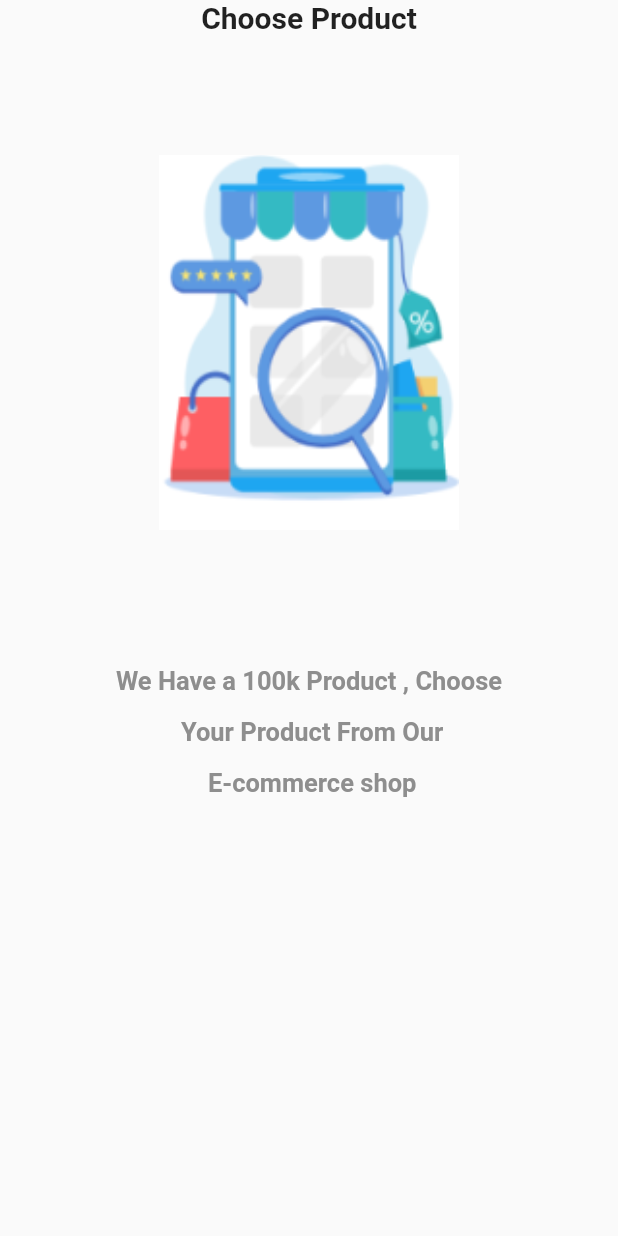
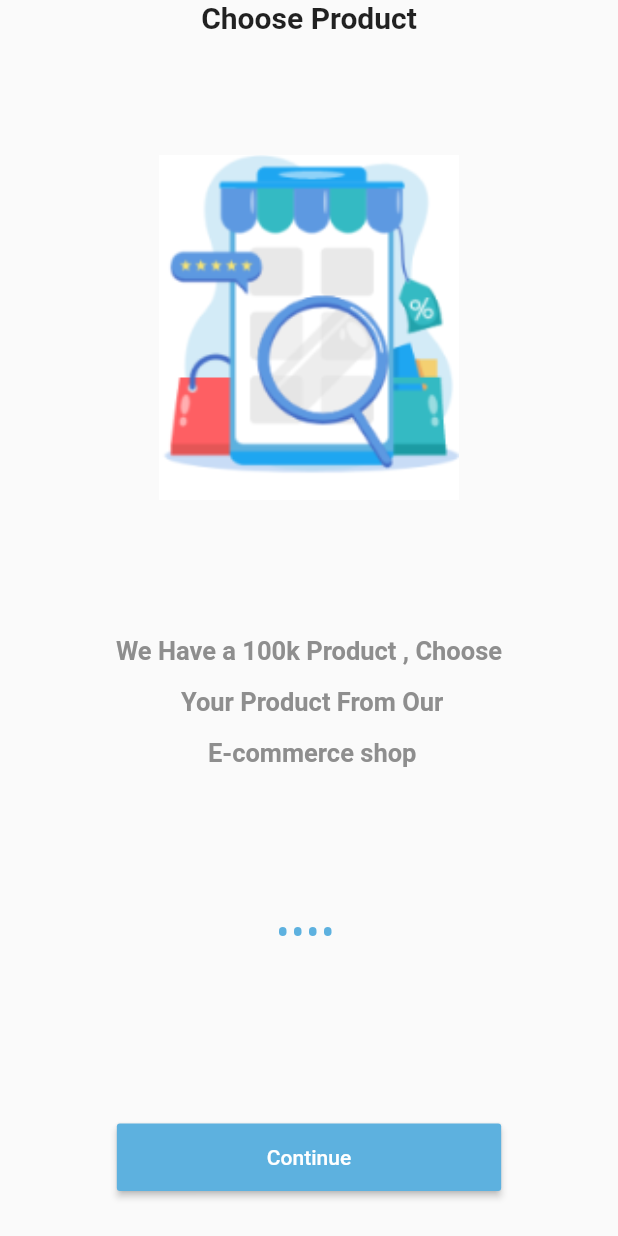
Before and after one commit to tawafmesar/ecommerceFlutterMySqlPHP, a Flutter app: the screen it shows after launch, on a phone screen of 412 x 824 dp. Run offline on Flutter 3.47's test engine with Material 2 defaults, Android fonts, the phone set to English and light mode, and no system bars; our stand-ins replace get.

Commit message:
6 - onboarding part 3 add controller to onboarding page

```diff
--- a/lib/core/constant/color.dart
+++ b/lib/core/constant/color.dart
@@ -2,4 +2,6 @@
 
 class AppColor {
   static const Color grey = Color(0xff8e8e8e);
+  static const Color primaryColor = Color(0xff5DB1DF);
+
 }
--- a/lib/view/screen/onboarding.dart
+++ b/lib/view/screen/onboarding.dart
@@ -1,6 +1,7 @@
 
-import 'package:ecommerce_flutter_php_mysql/core/constant/color.dart';
-import 'package:ecommerce_flutter_php_mysql/data/datasource/static/static.dart';
+import 'package:ecommerce_flutter_php_mysql/view/widget/onboarding/custombutton.dart';
+import 'package:ecommerce_flutter_php_mysql/view/widget/onboarding/customslider.dart';
+import 'package:ecommerce_flutter_php_mysql/view/widget/onboarding/dotcontroller.dart';
 import 'package:flutter/material.dart';
 
 class onBoarding extends StatelessWidget {
@@ -11,34 +12,23 @@
     return Scaffold(
 
       body: SafeArea(
-        child: PageView.builder(
-
-          itemCount: onBoardingList.length,
-          itemBuilder:(context,i) =>   Column(
-            children: [
-                Text(onBoardingList[i].title!,
-                style: const TextStyle(
-                  fontWeight: FontWeight.bold,fontSize: 20),) ,
-                  const SizedBox(height: 80,),
-                Image.asset(onBoardingList[i].image!
-                ,width: 200,height: 250,fit: BoxFit.fill,
-                ),
-                  const SizedBox(height: 80,),
-                Container(
-                  width: double.infinity,
-                  alignment: Alignment.center,
-                  child: Text(onBoardingList[i].body!,
-                            textAlign: TextAlign.center,
-                            style: const TextStyle(height: 2,color: AppColor.grey,fontWeight: FontWeight.bold,fontSize: 17),
-                   )
-                  ),
-
-            ],
-
-          )),
+        child: Column(
+          children: [
+          const Expanded(
+            flex: 3,
+             child:  CustomSliderOnBoarding(),
+           ),
+           Expanded(
+            flex: 1,
+            child:
+           Column(children: const [
+                   CustomDotControllerOnBoarding(),
+                   Spacer(flex: 2, ),
+                   CustomButtonOnBoard()
+           ],)
+           )
+           ] ),
       )
-
-
     );
   }
 }
--- /dev/null
+++ b/lib/view/widget/onboarding/custombutton.dart
@@ -0,0 +1,21 @@
+import 'package:ecommerce_flutter_php_mysql/core/constant/color.dart';
+import 'package:flutter/material.dart';
+
+class CustomButtonOnBoard extends StatelessWidget {
+  const CustomButtonOnBoard({super.key});
+
+  @override
+  Widget build(BuildContext context) {
+    return  Container(
+      margin: const EdgeInsets.only(bottom: 30),
+      height: 45,
+      child: MaterialButton(
+        padding: const EdgeInsets.symmetric(horizontal: 100, vertical: 0),
+        textColor: Colors.white,
+        onPressed: () {},
+        color: AppColor.primaryColor,
+        child: const Text('Continue'),
+      ),
+    );
+  }
+}
--- /dev/null
+++ b/lib/view/widget/onboarding/customslider.dart
@@ -0,0 +1,47 @@
+import 'package:ecommerce_flutter_php_mysql/core/constant/color.dart';
+import 'package:ecommerce_flutter_php_mysql/data/datasource/static/static.dart';
+import 'package:flutter/material.dart';
+
+
+class CustomSliderOnBoarding extends StatelessWidget {
+  const CustomSliderOnBoarding({super.key});
+
+  @override
+  Widget build(BuildContext context) {
+    return PageView.builder(
+        itemCount: onBoardingList.length,
+        itemBuilder: (context, i) => Column(
+              children: [
+                Text(
+                  onBoardingList[i].title!,
+                  style: const TextStyle(
+                      fontWeight: FontWeight.bold, fontSize: 20),
+                ),
+                const SizedBox(
+                  height: 80,
+                ),
+                Image.asset(
+                  onBoardingList[i].image!,
+                  width: 200,
+                  height: 230,
+                  fit: BoxFit.fill,
+                ),
+                const SizedBox(
+                  height: 80,
+                ),
+                Container(
+                    width: double.infinity,
+                    alignment: Alignment.center,
+                    child: Text(
+                      onBoardingList[i].body!,
+                      textAlign: TextAlign.center,
+                      style: const TextStyle(
+                          height: 2,
+                          color: AppColor.grey,
+                          fontWeight: FontWeight.bold,
+                          fontSize: 17),
+                    )),
+              ],
+            ));
+  }
+}
--- /dev/null
+++ b/lib/view/widget/onboarding/dotcontroller.dart
@@ -0,0 +1,31 @@
+import 'package:ecommerce_flutter_php_mysql/core/constant/color.dart';
+import 'package:ecommerce_flutter_php_mysql/data/datasource/static/static.dart';
+import 'package:flutter/material.dart';
+import 'package:flutter/src/widgets/framework.dart';
+import 'package:flutter/src/widgets/placeholder.dart';
+
+class CustomDotControllerOnBoarding extends StatelessWidget {
+  const CustomDotControllerOnBoarding({super.key});
+
+  @override
+  Widget build(BuildContext context) {
+    return   Row(
+      mainAxisAlignment: MainAxisAlignment.center,
+      children: [
+        ...List.generate(
+          onBoardingList.length,
+          (index) => AnimatedContainer(
+                  margin: const EdgeInsets.only(right: 5),
+                duration: const Duration(microseconds: 900),
+                width: 5,
+                height: 6,
+                decoration: BoxDecoration(
+                  color: AppColor.primaryColor,
+                  borderRadius: BorderRadius.circular(10),
+                ),
+              )
+              )
+      ],
+    );
+  }
+}
```
